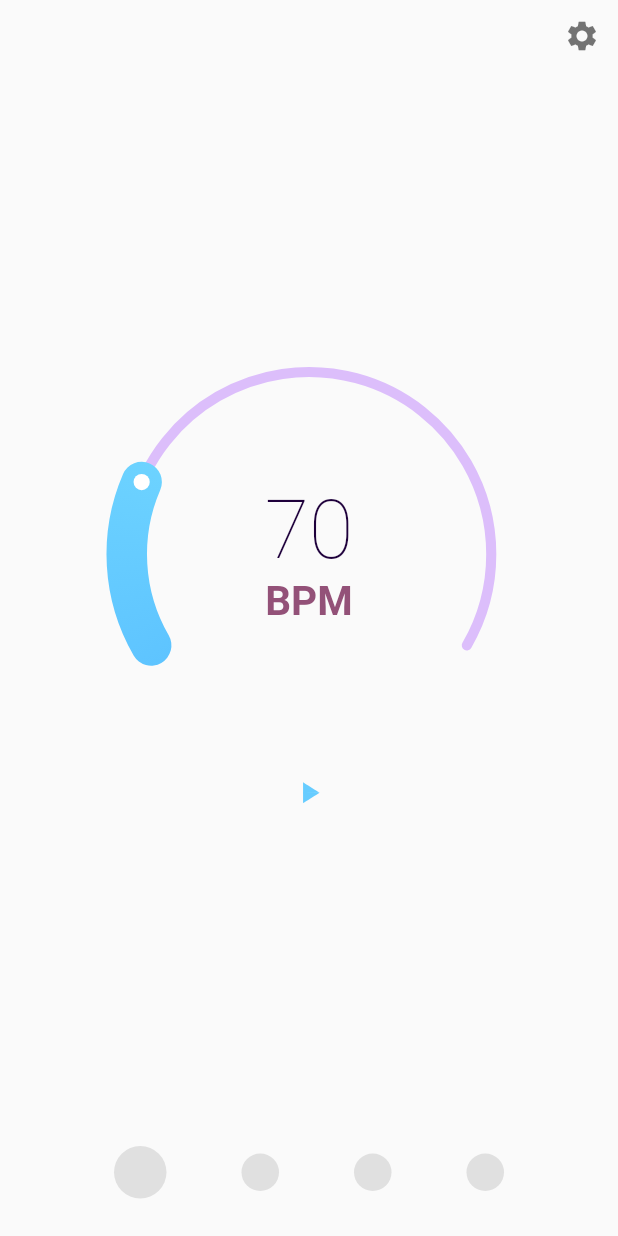
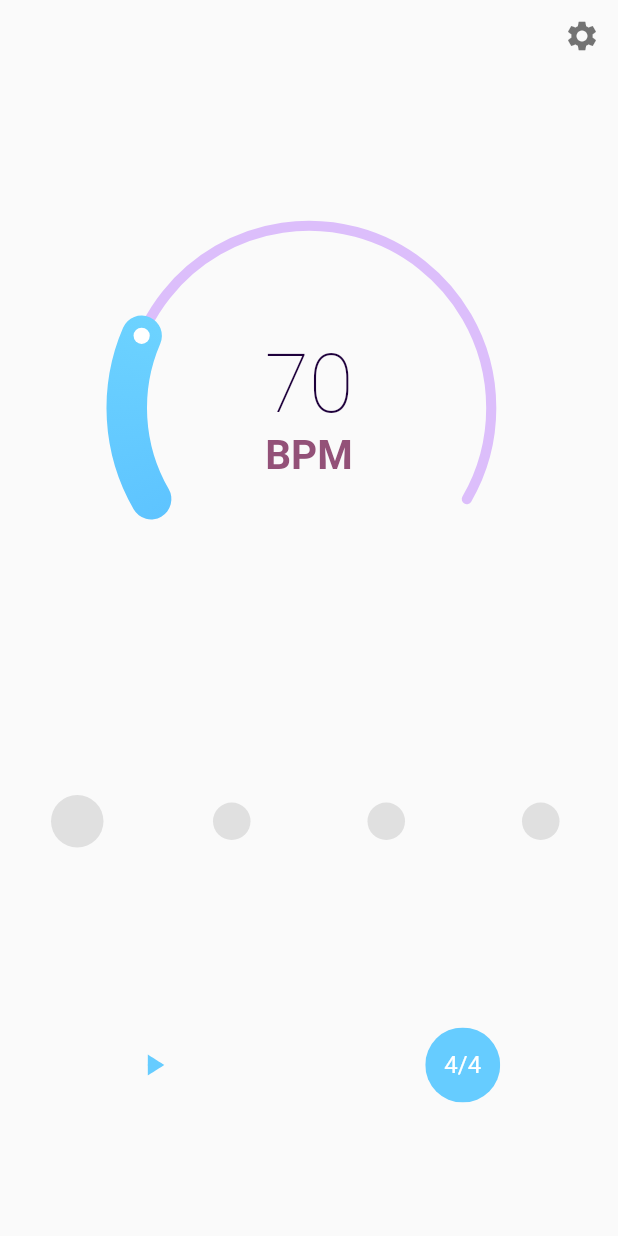
Before and after one commit to Tyrone2333/metronomelutter, a Flutter app: the screen it shows after launch, on a phone screen of 412 x 824 dp. Run offline on Flutter 3.47's test engine with Material 2 defaults, Android fonts, the phone set to English and light mode, and no system bars; drawn by our look-alikes of sleek_circular_slider; our stand-ins replace audioplayers, flutter_mobx, fluttertoast, mobx, shared_preferences, wakelock; missing offline and left inert: flutter_progress_dialog; generated files the repository leaves out were written again.

Commit message:
feat: 修改 IndactorRow 为 grid,测试添加拍号

```diff
--- a/lib/component/indactor.dart
+++ b/lib/component/indactor.dart
@@ -2,26 +2,44 @@ import 'package:flutter/material.dart';
 
 class IndactorRow extends StatelessWidget {
   final int nowStep;
-  final List steps = List(4);
-  IndactorRow(this.nowStep);
+  final int stepLength;
+
+  IndactorRow(this.nowStep, this.stepLength);
 
   @override
   Widget build(BuildContext context) {
-    return Row(
-        mainAxisAlignment: MainAxisAlignment.center,
-        children: steps
-            .asMap()
-            .entries
-            .map((entry) => Container(
-                margin: EdgeInsets.all(25),
-                width: entry.key == 0 ? 35.0 : 25.0,
-                height: entry.key == 0 ? 35.0 : 25.0,
+    final List steps = List(stepLength);
+    return Container(
+      height: 100,
+      // color: Colors.blueGrey,
+      alignment: Alignment.center,
+      child: GridView.builder(
+        itemCount: steps.length,
+        shrinkWrap: true,
+        physics: NeverScrollableScrollPhysics(),
+        gridDelegate: new SliverGridDelegateWithFixedCrossAxisCount(
+          crossAxisCount: steps.length,
+          mainAxisSpacing: 0.0,
+          childAspectRatio: 1.0,
+        ),
+        padding: EdgeInsets.symmetric(vertical: 0),
+        itemBuilder: (BuildContext context, int index) {
+          return Container(
+            child: Center(
+              child: Container(
+                // margin: EdgeInsets.all(25),
+                width: index == 0 ? 35.0 : 25.0,
+                height: index == 0 ? 35.0 : 25.0,
                 decoration: BoxDecoration(
                     borderRadius: BorderRadius.circular(100),
-                    color: this.nowStep > -1 &&
-                            (this.nowStep % steps.length) == entry.key
+                    color: this.nowStep > -1 && (this.nowStep % steps.length) == index
                         ? Color.fromARGB(255, 102, 204, 255)
-                        : Colors.grey[300])))
-            .toList());
+                        : Colors.grey[300]),
+              ),
+            ),
+          );
+        },
+      ),
+    );
   }
 }
--- a/lib/component/slider.dart
+++ b/lib/component/slider.dart
@@ -3,7 +3,6 @@ import 'package:flutter/material.dart';
 import 'package:flutter/services.dart';
 import 'package:metronomelutter/config/config.dart';
 import 'package:metronomelutter/utils/global_function.dart';
-import 'package:shared_preferences/shared_preferences.dart';
 import 'package:sleek_circular_slider/sleek_circular_slider.dart';
 
 class SliderRow extends StatelessWidget {
@@ -19,7 +18,6 @@ class SliderRow extends StatelessWidget {
 
   handleSliderChange(double value) {
     setBpmHandler(value.toInt());
-    _storeBpm(value.toInt());
   }
 
   handleSetBPMConfirm(text) {
@@ -39,8 +37,7 @@ class SliderRow extends StatelessWidget {
 
   @override
   Widget build(BuildContext context) {
-    return Column(children: [
-      Row(
+    return Row(
       mainAxisAlignment: MainAxisAlignment.spaceAround,
       children: [
         GestureDetector(
@@ -87,21 +84,6 @@ class SliderRow extends StatelessWidget {
               onChange: handleSliderChange),
         ),
       ],
-      ),
-      IconButton(
-        icon: AnimatedIcon(
-          icon: AnimatedIcons.play_pause,
-          progress: _animationController,
-        ),
-        onPressed: () => toggleRunning(),
-        color: Color.fromARGB(255, 102, 204, 255),
-      )
-    ]);
+    );
   }
 }
-
-_storeBpm(int bpm) async {
-  SharedPreferences prefs = await SharedPreferences.getInstance();
-  // print('_setSoundType: $soundtype');
-  await prefs.setInt('bpm', bpm);
-}
--- a/lib/main.dart
+++ b/lib/main.dart
@@ -1,7 +1,9 @@
 import 'dart:async';
 
+import 'package:flutter/cupertino.dart';
 import 'package:flutter/foundation.dart';
 import 'package:flutter/material.dart';
+import 'package:flutter_mobx/flutter_mobx.dart';
 import 'package:metronomelutter/component/game_audio.dart';
 import 'package:metronomelutter/config/config.dart';
 import 'package:metronomelutter/global_data.dart';
@@ -10,7 +12,7 @@ import 'package:shared_preferences/shared_preferences.dart';
 import 'package:wakelock/wakelock.dart';
 
 import './component/indactor.dart';
-import './component/slider.dart';
+import 'component/slider.dart';
 import 'pages/setting.dart';
 import 'utils/shared_preferences.dart';
 
@@ -47,8 +49,7 @@ class MyHomePage extends StatefulWidget {
   _MyHomePageState createState() => _MyHomePageState();
 }
 
-class _MyHomePageState extends State<MyHomePage>
-    with SingleTickerProviderStateMixin {
+class _MyHomePageState extends State<MyHomePage> with SingleTickerProviderStateMixin {
   int _bpm = 70;
   int _nowStep = -1;
   bool _isRunning = false;
@@ -85,7 +86,7 @@ class _MyHomePageState extends State<MyHomePage>
   Future<void> _playAudio() {
     int nextStep = _nowStep + 1;
     int soundType = appStore.soundType;
-    if (nextStep % 4 == 0) {
+    if (nextStep % appStore.beat == 0) {
       return myAudio.play('metronome$soundType-1.mp3');
     } else {
       return myAudio.play('metronome$soundType-2.mp3');
@@ -119,8 +120,7 @@ class _MyHomePageState extends State<MyHomePage>
       Wakelock.enable();
     }
     setBpm();
-    _animationController =
-        AnimationController(vsync: this, duration: Duration(milliseconds: 300));
+    _animationController = AnimationController(vsync: this, duration: Duration(milliseconds: 300));
     myAudio.init();
   }
 
@@ -133,7 +133,8 @@ class _MyHomePageState extends State<MyHomePage>
   @override
   Widget build(BuildContext context) {
     return Scaffold(
-        body: Center(
+        body: Observer(
+      builder: (_) => Center(
         child: Column(
           mainAxisAlignment: MainAxisAlignment.spaceBetween,
           children: <Widget>[
@@ -146,8 +147,8 @@ class _MyHomePageState extends State<MyHomePage>
                       icon: Icon(Icons.settings),
                       color: Theme.of(context).textTheme.headline3.color,
                       onPressed: () async {
-                      final result = await Navigator.push(context,
-                          MaterialPageRoute(builder: (context) => Setting()));
+                        final result =
+                            await Navigator.push(context, MaterialPageRoute(builder: (context) => Setting()));
                         print('setting result: $result');
                       },
                     )
@@ -157,11 +158,67 @@ class _MyHomePageState extends State<MyHomePage>
             //   '节拍器',
             //   style: Theme.of(context).textTheme.headline3,
             // ),
-          SliderRow(_bpm, _setBpmHanlder, _isRunning, _toggleIsRunning,
-              _animationController),
 
-          IndactorRow(_nowStep),
+            SliderRow(_bpm, _setBpmHanlder, _isRunning, _toggleIsRunning, _animationController),
+
+            // 小点
+            IndactorRow(_nowStep, appStore.beat),
+
+            // 底部控制区
+            Row(
+              mainAxisAlignment: MainAxisAlignment.spaceAround,
+              crossAxisAlignment: CrossAxisAlignment.center,
+              children: [
+                // 开始/暂停
+                IconButton(
+                  icon: AnimatedIcon(
+                    icon: AnimatedIcons.play_pause,
+                    progress: _animationController,
+                  ),
+                  onPressed: _toggleIsRunning,
+                  color: Color.fromARGB(255, 102, 204, 255),
+                ),
+                // 拍号
+                GestureDetector(
+                  onTap: () {
+                    print(333);
+                    appStore.setBeat(appStore.beat == 8 ? 4 : 8);
+                  },
+                  child: ClipRRect(
+                    borderRadius: BorderRadius.circular(120),
+                    child: Container(
+                      color: Color.fromARGB(255, 102, 204, 255),
+                      width: 50,
+                      height: 50,
+                      child: Center(
+                        child: RichText(
+                          textAlign: TextAlign.center,
+                          maxLines: 1,
+                          // overflow: TextOverflow.ellipsis,
+                          textScaleFactor: MediaQuery.of(context).textScaleFactor,
+                          text: TextSpan(
+                            style: TextStyle(color: Colors.white, fontSize: 16.0, height: 1),
+                            children: [
+                              TextSpan(text: appStore.beat.toString()),
+                              TextSpan(text: '/'),
+                              TextSpan(text: appStore.note.toString()),
                             ],
+                          ),
+                        ),
+                      ),
+                    ),
+                  ),
+                ),
+              ],
+            ),
+
+            // 为了让底部留出空间
+            SizedBox(
+              height: 0,
+            ),
+            // TimeSignature(appStore.beat, appStore.note),
+          ],
+        ),
       ),
     ) // This trailing comma makes auto-formatting nicer for build methods.
         );
--- a/pubspec.yaml
+++ b/pubspec.yaml
@@ -15,7 +15,7 @@ publish_to: 'none' # Remove this line if you wish to publish to pub.dev
 # In iOS, build-name is used as CFBundleShortVersionString while build-number used as CFBundleVersion.
 # Read more about iOS versioning at
 # https://developer.apple.com/library/archive/documentation/General/Reference/InfoPlistKeyReference/Articles/CoreFoundationKeys.html
-version: 1.0.0+1
+version: 1.1.0+1
 
 environment:
   sdk: ">=2.7.0 <3.0.0"
```
Also changed, not shown: lib/component/time_signature.dart (added, +19 -0 lines), lib/pages/test_page.dart (+21 -36 lines), lib/store/etronome_store.dart (+14 -0 lines), lib/store/etronome_store.g.dart. Lines whose indentation alone changed are shown as unchanged.
